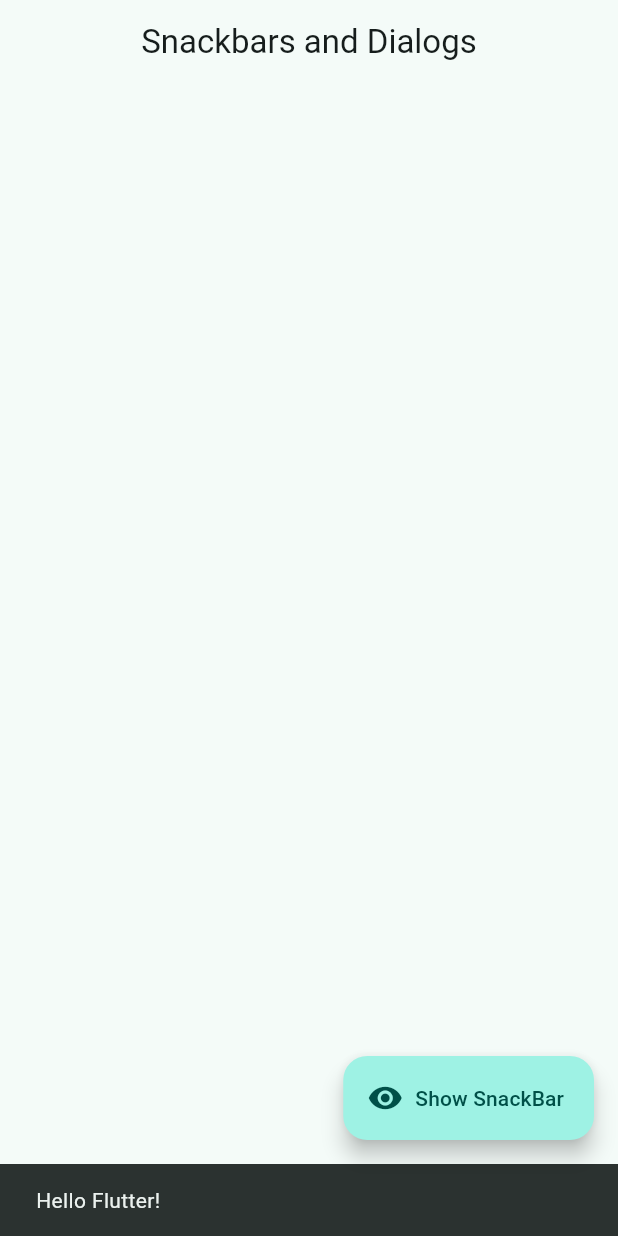
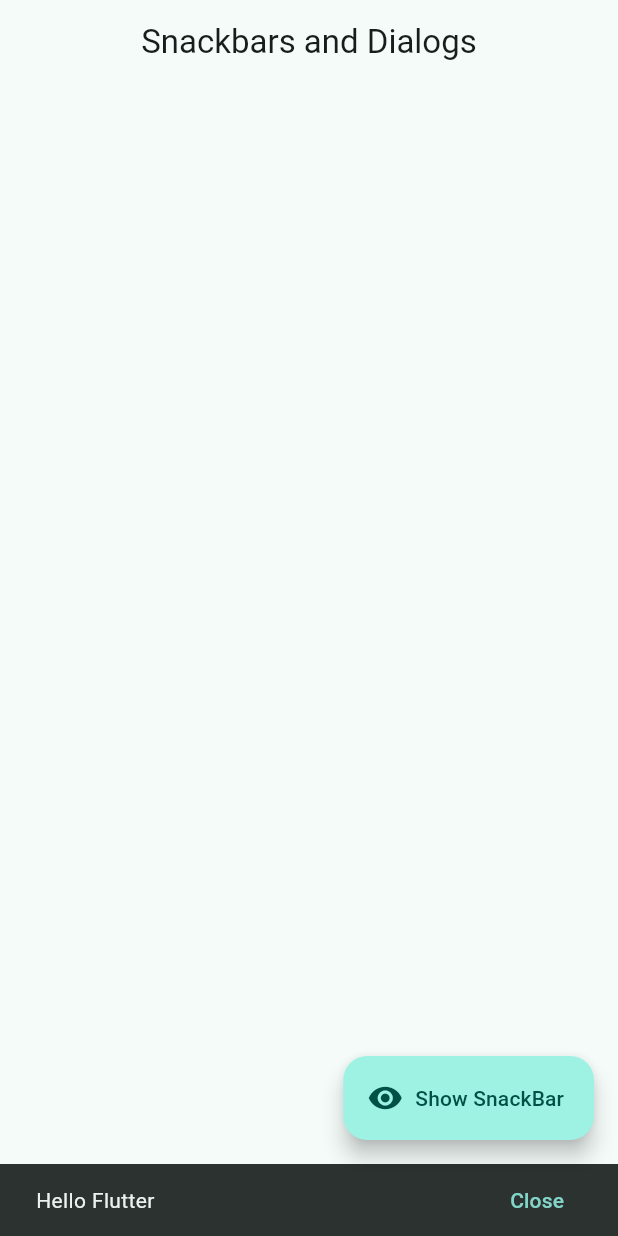
Before and after one commit to SebastianCaracuel/Flutter-Mobile-Beginner-to-Expert, a Flutter app: the SnackbarScreen screen opened by its route, after a tap on "Show SnackBar", on a phone screen of 412 x 824 dp. Run offline on Flutter 3.47's test engine with Material 3 defaults, Android fonts, the phone set to English and light mode, and no system bars; our stand-ins replace animate_do, dio, go_router, video_player.

Commit message:
Snackbar show
Terminamos el snackbar, es un snackbar personalizado donde, tiene un "hola flutter", un botón para cerrar el snackbar. tiene una duración de dos segundos y cada vez que presionamos el botón para mostrar el snackbar, esconde inmediatamente el anterior.

```diff
--- a/06_Widgets_app/w_app/lib/presentation/screens/snackbar/snackbar_screen.dart
+++ b/06_Widgets_app/w_app/lib/presentation/screens/snackbar/snackbar_screen.dart
@@ -7,6 +7,26 @@ class SnackbarScreen extends StatelessWidget {
 
   //Constructor
   const SnackbarScreen({super.key});
+
+  //Creamos una condición para mostrar el mensaje personalizado
+  void showCustomSnackbar(BuildContext context) {
+    //Quiero ocultar mi snackbar anterior cada vez que quiero ver un nuevo snackbar
+
+    ScaffoldMessenger.of(context).clearSnackBars();
+
+    //Creamos el snackbar personalizado
+    final snackbar = SnackBar(
+      //Contenido del SnackBar
+      content: const Text('Hello Flutter'),
+      //Un action es botón que se encuentra dentro de nuestro snacknar
+      action: SnackBarAction(label: 'Close', onPressed: () {}),
+      //Le colocamos también una duración
+      duration: const Duration(seconds: 2),
+    );
+
+    //Le pasamos la propiedad
+    ScaffoldMessenger.of(context).showSnackBar(snackbar);
+  }
 
   //todo: Creamos un metodo que no va a regresar nada
 
@@ -19,12 +39,7 @@ class SnackbarScreen extends StatelessWidget {
       //Creamos un botón flotante extendido
       floatingActionButton: FloatingActionButton.extended(
           //Funcionalidad
-          onPressed: () {
-            //Mostramos un SnackBar con el scaffold
-            ScaffoldMessenger.of(context).showSnackBar(
-                //SnackBar - Mensaje
-                const SnackBar(content: Text('Hello Flutter!')));
-          },
+          onPressed: () => showCustomSnackbar(context),
           //Texto
           label: const Text('Show SnackBar'),
           //Icono del botón
```
